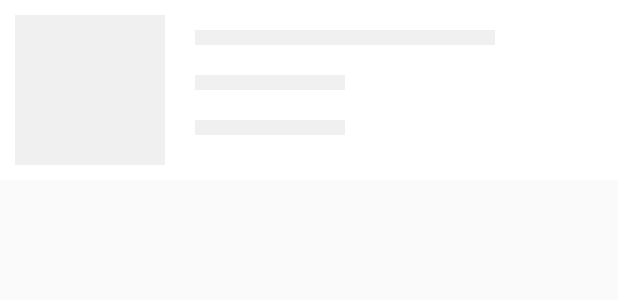
After one commit to shenhuanet/LiteFood-android, an Android app: the layout item_vertical.xml on its own in the app's theme, with its tools: preview values and no code run, on a phone screen of 412 x 824 dp. The commit adds this screen. Shown: the top 300 px of the screen. Run offline under Robolectric (Android 15) with nearby library versions, the phone set to English and light mode, and no system bars.

```diff
--- a/app/build.gradle
+++ b/app/build.gradle
@@ -88,6 +88,8 @@ dependencies {
 
     compile 'com.tencent.bugly:nativecrashreport:latest.release'
     compile 'com.tencent.bugly:crashreport_upgrade:latest.release'
+    compile 'com.scwang.smartrefresh:SmartRefreshLayout:1.0.3'
+    compile 'com.scwang.smartrefresh:SmartRefreshHeader:1.0.3'
 }
 repositories {
     mavenCentral()
--- a/app/src/main/java/com/shenhua/litefood/ui/activity/MainActivity.kt
+++ b/app/src/main/java/com/shenhua/litefood/ui/activity/MainActivity.kt
@@ -29,6 +29,9 @@ class MainActivity : AppCompatActivity() {
             nav(item.itemId)
             true
         }
+        bottomMenu.setOnNavigationItemReselectedListener { item ->
+            print("Reselected....")
+        }
     }
 
     private fun nav(itemId: Int) {
@@ -53,7 +56,7 @@ class MainActivity : AppCompatActivity() {
 
     fun changeTitle(title: String) {
         toolbarTitle.text = title
-        if (title == "我的") {
+        if (title == getString(R.string.string_my)) {
             toolbarAdd.visibility = View.GONE
         } else {
             toolbarAdd.visibility = View.VISIBLE
--- /dev/null
+++ b/app/src/main/res/layout/item_vertical.xml
@@ -0,0 +1,47 @@
+<?xml version="1.0" encoding="utf-8"?>
+<android.support.constraint.ConstraintLayout xmlns:android="http://schemas.android.com/apk/res/android"
+    xmlns:app="http://schemas.android.com/apk/res-auto"
+    android:layout_width="match_parent"
+    android:layout_height="wrap_content"
+    android:background="@android:color/white">
+
+    <View
+        android:id="@+id/maskHead"
+        android:layout_width="100dp"
+        android:layout_height="100dp"
+        android:layout_margin="10dp"
+        android:background="@color/colorRecyclerItemMask"
+        app:layout_constraintBottom_toBottomOf="parent"
+        app:layout_constraintStart_toStartOf="parent"
+        app:layout_constraintTop_toTopOf="parent" />
+
+    <View
+        android:id="@+id/maskView1"
+        android:layout_width="200dp"
+        android:layout_height="10dp"
+        android:layout_margin="20dp"
+        android:background="@color/colorRecyclerItemMask"
+        app:layout_constraintStart_toEndOf="@+id/maskHead"
+        app:layout_constraintTop_toTopOf="parent" />
+
+    <View
+        android:id="@+id/maskView2"
+        android:layout_width="100dp"
+        android:layout_height="10dp"
+        android:layout_margin="20dp"
+        android:layout_marginTop="30dp"
+        android:background="@color/colorRecyclerItemMask"
+        app:layout_constraintStart_toEndOf="@+id/maskHead"
+        app:layout_constraintTop_toBottomOf="@id/maskView1" />
+
+    <View
+        android:id="@+id/maskView3"
+        android:layout_width="100dp"
+        android:layout_height="10dp"
+        android:layout_margin="20dp"
+        android:layout_marginTop="10dp"
+        android:background="@color/colorRecyclerItemMask"
+        app:layout_constraintStart_toEndOf="@+id/maskHead"
+        app:layout_constraintTop_toBottomOf="@id/maskView2" />
+
+</android.support.constraint.ConstraintLayout>
--- a/app/src/main/res/values/colors.xml
+++ b/app/src/main/res/values/colors.xml
@@ -3,4 +3,6 @@
     <color name="colorPrimary">#bfbfbf</color>
     <color name="colorPrimaryDark">#ffffff</color>
     <color name="colorAccent">#515151</color>
+
+    <color name="colorRecyclerItemMask">#f0f0f0</color>
 </resources>
--- a/app/src/main/res/values/strings.xml
+++ b/app/src/main/res/values/strings.xml
@@ -1,3 +1,4 @@
 <resources>
     <string name="app_name">LightFood</string>
+    <string name="string_my">我的</string>
 </resources>
```
Also changed, not shown: app/src/main/java/com/shenhua/litefood/base/BaseItemDecoration.kt (added, +18 -0 lines), app/src/main/java/com/shenhua/litefood/ui/adapter/BaseRecyclerAdapter.java (added, +187 -0 lines), app/src/main/java/com/shenhua/litefood/ui/adapter/MyAdapter.java (added, +30 -0 lines), app/src/main/java/com/shenhua/litefood/ui/fragment/TalentFragment.kt (+44 -3 lines), app/src/main/res/layout/fragment_talent.xml (added, +38 -0 lines).
